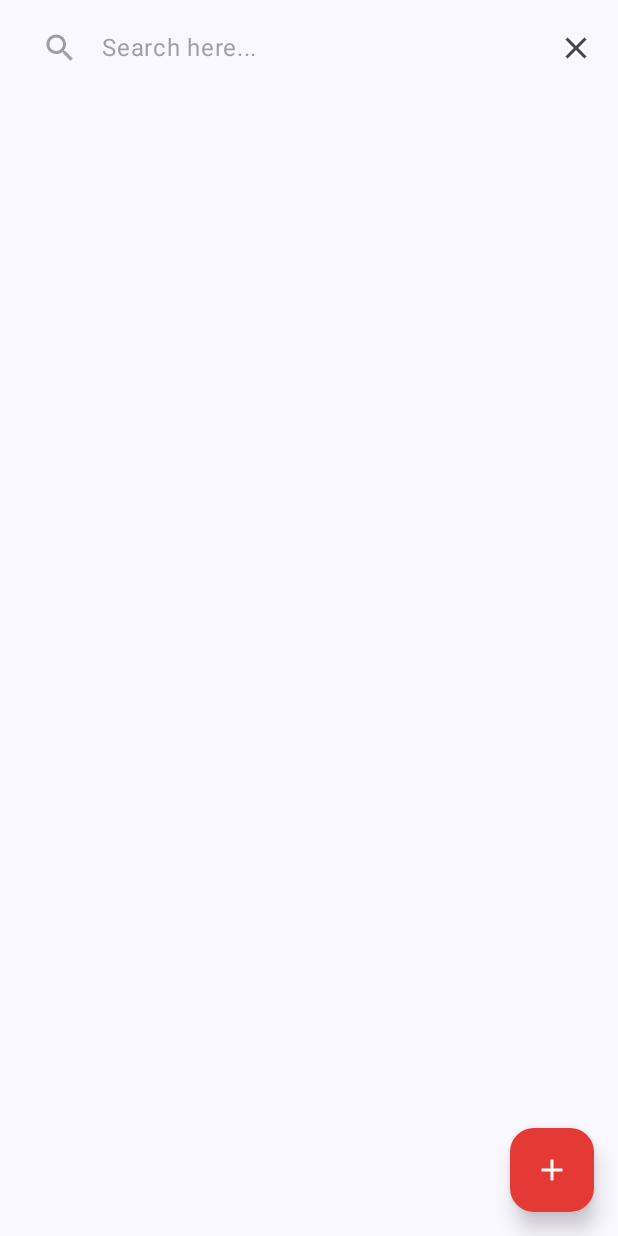
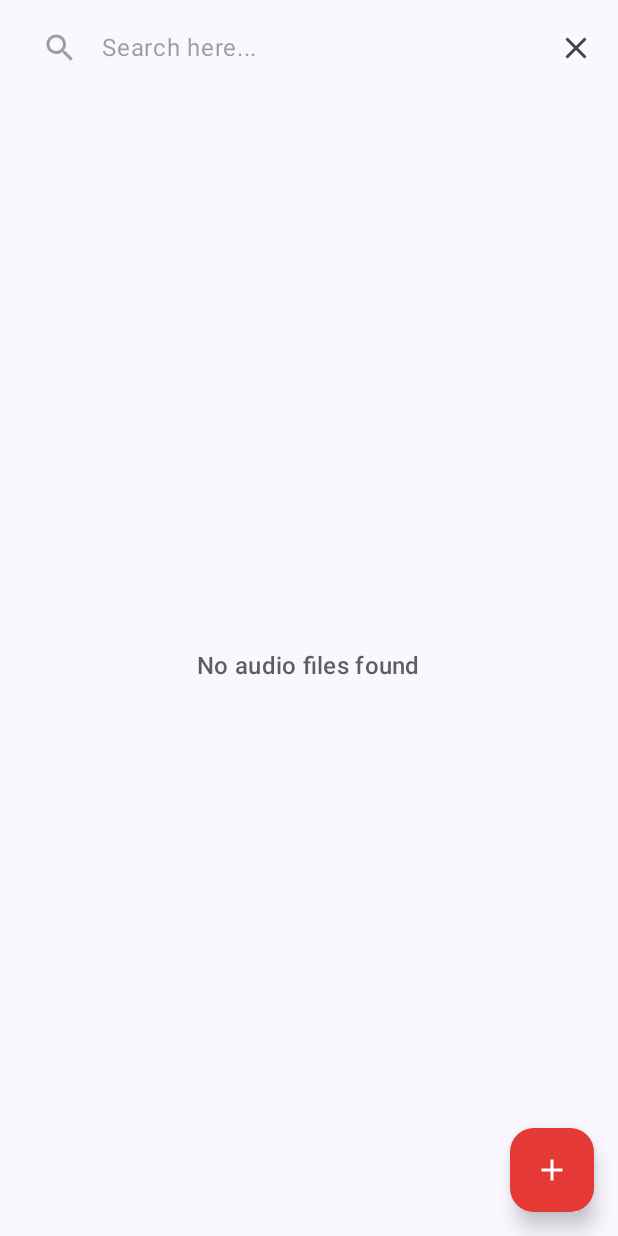
Before and after one commit to aniruddha81/Gaali-Finder-v2, an Android app built with Jetpack Compose: the screen it shows after launch (MainActivity), after a tap on "Search Icon", on a phone screen of 412 x 824 dp. Run offline under Robolectric (Android 15) with nearby library versions, the light colour scheme and no system bars; our stand-ins replace Room's generated code; libraries missing offline, so code that uses them is left out: io.appwrite, io.appwrite.services; 1 statement that could not run was skipped.

Commit message:
vejal er karone commit kortesi

```diff
--- a/app/build.gradle.kts
+++ b/app/build.gradle.kts
@@ -64,4 +64,6 @@ dependencies {
     ksp("androidx.room:room-compiler:$room_version")
     implementation(libs.androidx.room.ktx)
     implementation(libs.androidx.lifecycle.livedata.ktx)
+    implementation("io.appwrite:sdk-for-android:7.0.0")
+
 }
--- a/app/src/main/AndroidManifest.xml
+++ b/app/src/main/AndroidManifest.xml
@@ -2,6 +2,7 @@
 <manifest xmlns:android="http://schemas.android.com/apk/res/android"
     xmlns:tools="http://schemas.android.com/tools">
 
+    <uses-permission android:name="android.permission.ACCESS_NETWORK_STATE" />
     <uses-permission android:name="android.permission.INTERNET"/>
 
     <application
--- a/app/src/main/java/com/aniruddha81/gaalifinderv2/HomePage.kt
+++ b/app/src/main/java/com/aniruddha81/gaalifinderv2/HomePage.kt
@@ -18,6 +18,7 @@ import androidx.compose.material3.*
 import androidx.compose.runtime.*
 import androidx.compose.runtime.Composable
 import androidx.compose.runtime.mutableStateOf
+import androidx.compose.ui.Alignment
 import androidx.compose.ui.Modifier
 import androidx.compose.ui.graphics.Color
 import androidx.compose.ui.platform.LocalContext
@@ -167,8 +168,21 @@ fun HomePage(viewModel: AudioViewModel) {
             modifier = Modifier
                 .fillMaxSize()
                 .padding(start = 2.dp, end = 2.dp)
-                .padding(it)
+                .padding(it),
+
             ) {
+            if (filteredAudioFiles.isEmpty()) {
+                Box(
+                    modifier = Modifier.fillMaxSize(),
+                    contentAlignment = Alignment.Center
+                ) {
+                    Text(
+                        text = "No audio files found",
+                        style = MaterialTheme.typography.titleMedium,
+                        color = MaterialTheme.colorScheme.onSurface.copy(alpha = 0.7f),
+                    )
+                }
+            } else {
                 LazyVerticalStaggeredGrid(
                     columns = StaggeredGridCells.Adaptive(100.dp),
                     content = {
@@ -233,6 +247,7 @@ fun HomePage(viewModel: AudioViewModel) {
             }
         }
     }
+}
 
 
 fun getFileNameFromUri(context: Context, uri: Uri): String {
--- a/app/src/main/java/com/aniruddha81/gaalifinderv2/MainActivity.kt
+++ b/app/src/main/java/com/aniruddha81/gaalifinderv2/MainActivity.kt
@@ -1,21 +1,28 @@
 package com.aniruddha81.gaalifinderv2
 
+import android.app.Application
 import android.os.Bundle
 import androidx.activity.ComponentActivity
 import androidx.activity.compose.setContent
 import androidx.activity.enableEdgeToEdge
+import com.aniruddha81.gaalifinderv2.appwrite.AppwriteRepository
 import com.aniruddha81.gaalifinderv2.data.AudioDatabase
 import com.aniruddha81.gaalifinderv2.data.AudioRepository
 import com.aniruddha81.gaalifinderv2.ui.theme.GaaliFinderv2Theme
 import com.aniruddha81.gaalifinderv2.viewmodel.AudioViewModel
+import io.appwrite.Client
+import io.appwrite.services.Storage
 
 class MainActivity : ComponentActivity() {
     override fun onCreate(savedInstanceState: Bundle?) {
         super.onCreate(savedInstanceState)
 
         val database = AudioDatabase.getDatabase(this)
+        val dao = database.audioDao()
 
-        val repository = AudioRepository( dao = database.audioDao() )
+        val repository = AudioRepository(dao = database.audioDao())
+
+        val appwriteRepository = AppwriteRepository(applicationContext, dao)
 
         val viewModel = AudioViewModel(
             repository = repository,
--- /dev/null
+++ b/app/src/main/java/com/aniruddha81/gaalifinderv2/appwrite/AppwriteRepository.kt
@@ -0,0 +1,43 @@
+package com.aniruddha81.gaalifinderv2.appwrite
+
+import android.content.Context
+import com.aniruddha81.gaalifinderv2.appwrite.NetworkUtils.isInternetAvailable
+import com.aniruddha81.gaalifinderv2.data.AudioDatabase
+import com.aniruddha81.gaalifinderv2.data.AudioFileDao
+import com.aniruddha81.gaalifinderv2.data.FileStorageManager
+import io.appwrite.Client
+import io.appwrite.services.Account
+import io.appwrite.services.Storage
+
+class AppwriteRepository(val context: Context, val dao: AudioFileDao) {
+    private val client = Client(context)
+        .setEndpoint("YOUR_APPWRITE_ENDPOINT")
+        .setProject("YOUR_PROJECT_ID")
+
+    private val storage = Storage(client)
+    private val account = Account(client)
+
+    init {
+        loginAnonymously()
+    }
+    private fun loginAnonymously() {
+        account.createAnonymousSession()
+    }
+
+    suspend fun fetchAudioFiles(context: Context) {
+        if (!isInternetAvailable(context)) return
+
+        val storedFiles = dao.getStoredFilenames().toSet()
+        val response = storage.listFiles("YOUR_BUCKET_ID")
+
+        for (file in response.files) {
+            if (!storedFiles.contains(file.name)) {
+                val downloadedFile = storage.getFileDownload("YOUR_BUCKET_ID", file.id)
+                val filePath = FileStorageManager.saveAudioFile(context, file.name, downloadedFile.)
+
+                val audioFile = AudioFile(fileName = file.name, path = filePath, source = file.$id)
+                dao.insertFile(audioFile)
+            }
+        }
+    }
+}
--- a/app/src/main/java/com/aniruddha81/gaalifinderv2/data/AudioFile.kt
+++ b/app/src/main/java/com/aniruddha81/gaalifinderv2/data/AudioFile.kt
@@ -5,7 +5,7 @@ import androidx.room.PrimaryKey
 
 @Entity(tableName = "audio_files")
 data class AudioFile(
-    @PrimaryKey(autoGenerate = true) val id: Int = 0,
+    @PrimaryKey(autoGenerate = true) val id: Long = 0,
     val fileName: String,
     val path: String,
     val source: String
--- a/app/src/main/java/com/aniruddha81/gaalifinderv2/data/AudioFileDao.kt
+++ b/app/src/main/java/com/aniruddha81/gaalifinderv2/data/AudioFileDao.kt
@@ -12,9 +12,12 @@ interface AudioFileDao {
     @Query("SELECT * FROM audio_files")
     fun getAllAudioFiles(): LiveData<List<AudioFile>>
 
-    @Insert(onConflict = OnConflictStrategy.REPLACE)
+    @Insert(onConflict = OnConflictStrategy.IGNORE)
     suspend fun insertAudioFile(audioFile: AudioFile)
 
     @Delete
     suspend fun deleteAudioFile(audioFile: AudioFile)
+
+    @Query("SELECT fileName FROM audio_files")
+    suspend fun getStoredFilenames(): List<String>
 }
--- a/app/src/main/java/com/aniruddha81/gaalifinderv2/data/AudioRepository.kt
+++ b/app/src/main/java/com/aniruddha81/gaalifinderv2/data/AudioRepository.kt
@@ -1,4 +1,8 @@
 package com.aniruddha81.gaalifinderv2.data
+
+import android.content.Context
+import com.aniruddha81.gaalifinderv2.appwrite.AppwriteClient
+import com.aniruddha81.gaalifinderv2.appwrite.NetworkUtils
 
 class AudioRepository(private val dao: AudioFileDao) {
     fun getAudioFiles() = dao.getAllAudioFiles()
```
Also changed, not shown: app/src/main/java/com/aniruddha81/gaalifinderv2/appwrite/AppwriteClient.kt (added, +22 -0 lines), app/src/main/java/com/aniruddha81/gaalifinderv2/appwrite/NetworkUtils.kt (added, +17 -0 lines). Lines whose indentation alone changed are shown as unchanged.
